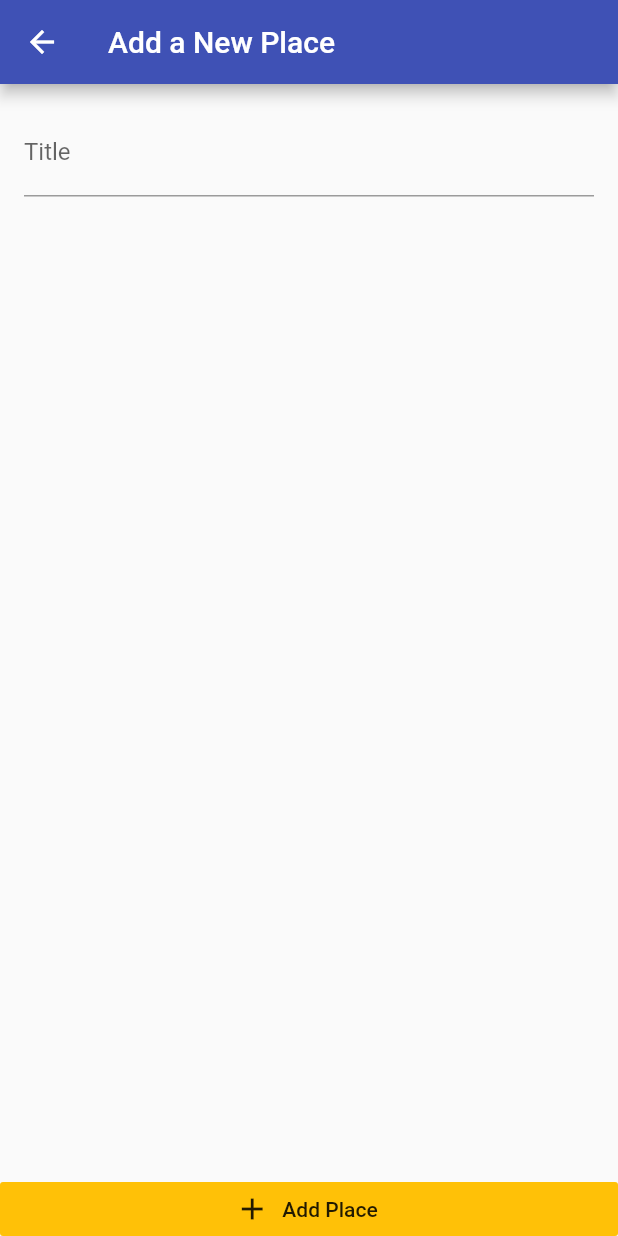
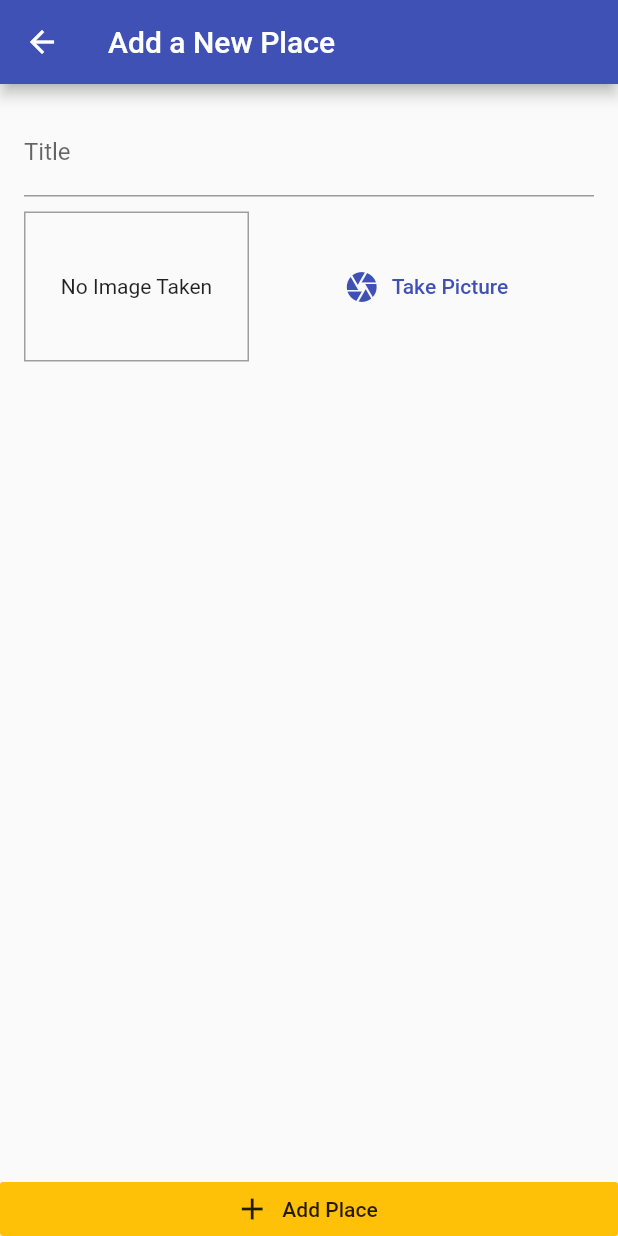
Before and after one commit to gramme01/great_places, a Flutter app: the AddPlaceScreen screen opened by its route, on a phone screen of 412 x 824 dp. Run offline on Flutter 3.47's test engine with Material 2 defaults, Android fonts, the phone set to English and light mode, and no system bars.

Commit message:
Adds Image Input field

```diff
--- a/lib/screens/add_place_screen.dart
+++ b/lib/screens/add_place_screen.dart
@@ -1,4 +1,6 @@
 import 'package:flutter/material.dart';
+
+import '../widgets/image_input.dart';
 
 class AddPlaceScreen extends StatefulWidget {
   static const routeName = '/add-place';
@@ -30,8 +32,7 @@ class _AddPlaceScreenState extends State<AddPlaceScreen> {
                       controller: _titleController,
                     ),
                     SizedBox(height: 10.0),
-                    Container(),
-                    FlatButton(onPressed: null, child: null),
+                    ImageInput(),
                   ],
                 ),
               ),
--- /dev/null
+++ b/lib/widgets/image_input.dart
@@ -0,0 +1,47 @@
+import 'dart:io';
+
+import 'package:flutter/material.dart';
+
+class ImageInput extends StatefulWidget {
+  @override
+  _ImageInputState createState() => _ImageInputState();
+}
+
+class _ImageInputState extends State<ImageInput> {
+  File _storedImage;
+
+  @override
+  Widget build(BuildContext context) {
+    return Row(
+      children: <Widget>[
+        Container(
+          width: 150,
+          height: 100,
+          decoration: BoxDecoration(
+            border: Border.all(width: 1, color: Colors.grey),
+          ),
+          child: _storedImage != null
+              ? Image.file(
+                  _storedImage,
+                  fit: BoxFit.cover,
+                  width: double.infinity,
+                )
+              : Text(
+                  'No Image Taken',
+                  textAlign: TextAlign.center,
+                ),
+          alignment: Alignment.center,
+        ),
+        SizedBox(width: 10.0),
+        Expanded(
+          child: FlatButton.icon(
+            onPressed: () {},
+            icon: Icon(Icons.camera),
+            label: Text('Take Picture'),
+            textColor: Theme.of(context).primaryColor,
+          ),
+        ),
+      ],
+    );
+  }
+}
```
